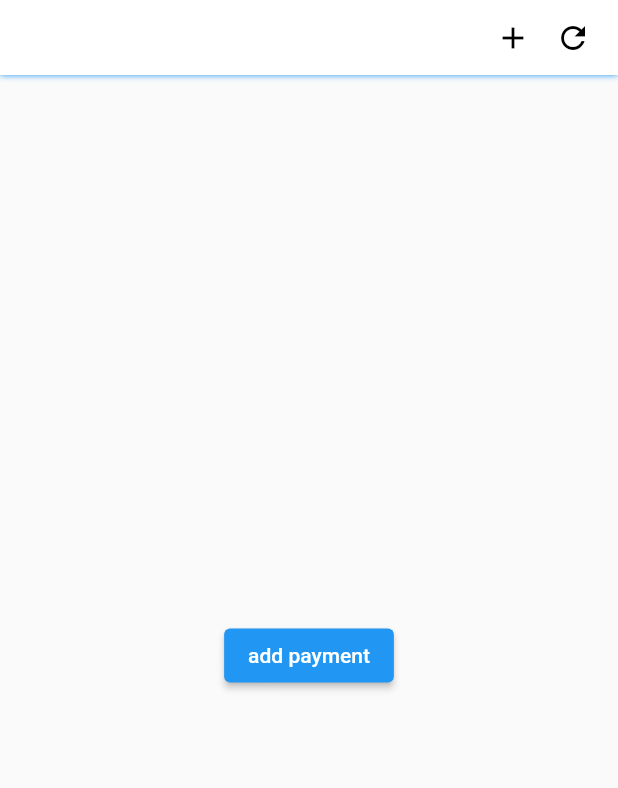
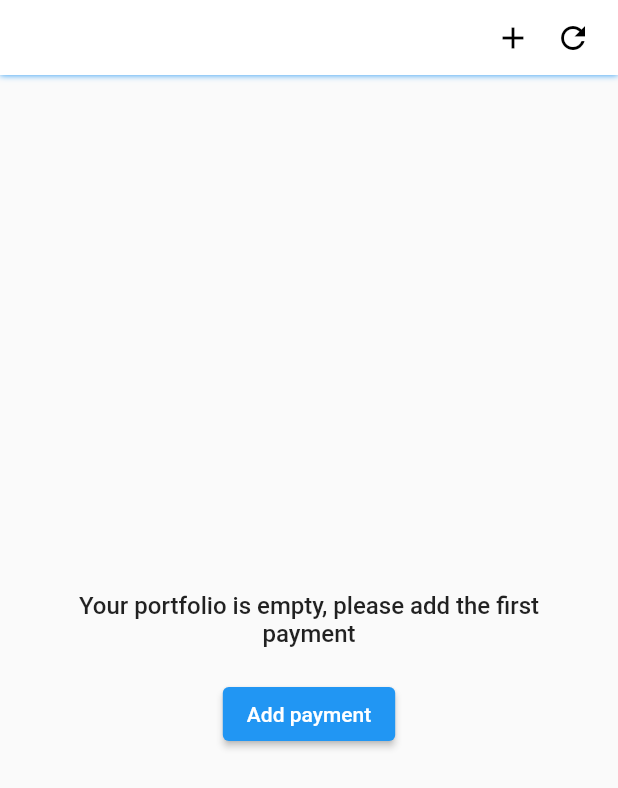
Before and after one commit to PepelyaevDev/crypto_portfolio, a Flutter app: the PortfolioPage screen opened directly, on a phone screen of 412 x 824 dp. Shown: the top 788 px of the screen. Run offline on Flutter 3.47's test engine with Material 2 defaults, Android fonts, the phone set to English and light mode, and no system bars; our stand-ins replace bloc_concurrency, dartz, dio, flutter_bloc, freezed_annotation, hive and 4 more; accounts and stored records are empty; generated files the repository leaves out were written again; network calls fail.

Commit message:
ref empty portfolio widget

```diff
--- a/lib/application/app/ui/core/text_styles.dart
+++ b/lib/application/app/ui/core/text_styles.dart
@@ -2,8 +2,9 @@ import 'package:flutter/material.dart';
 
 abstract class AppStyles {
   static const bold12 = TextStyle(fontWeight: FontWeight.w500, fontSize: 12);
+  static const bold16 = TextStyle(fontWeight: FontWeight.w500, fontSize: 16);
 
+  static const normal10 = TextStyle(fontSize: 10);
+  static const normal12 = TextStyle(fontSize: 12);
   static const normal14 = TextStyle(fontSize: 14);
-  static const normal12 = TextStyle(fontSize: 12);
-  static const normal10 = TextStyle(fontSize: 10);
 }
--- a/lib/application/features/market/page/market_coins_page.dart
+++ b/lib/application/features/market/page/market_coins_page.dart
@@ -18,15 +18,19 @@ class MarketCoinsPage extends StatelessWidget {
           return BlocConsumer<MarketBloc, MarketState>(
             listener: (context, state) {
               String? snackBarContent;
+              Color? color;
               if (state.error != null) {
                 snackBarContent = state.error!;
+                color = Colors.red;
               }
               if (state.error == null && !state.loading) {
                 snackBarContent = context.localization.updated;
+                color = Colors.green;
               }
               if (snackBarContent != null) {
                 ScaffoldMessenger.of(context).showSnackBar(
                   SnackBar(
+                    backgroundColor: color,
                     content: Text(snackBarContent),
                     duration: Duration(milliseconds: 800),
                   ),
--- a/lib/application/features/market/widgets/market_coins_widget.dart
+++ b/lib/application/features/market/widgets/market_coins_widget.dart
@@ -1,4 +1,3 @@
-import 'package:crypto_portfolio/application/app/extension/context_extension.dart';
 import 'package:crypto_portfolio/application/app/extension/double_extension.dart';
 import 'package:crypto_portfolio/application/app/ui/core/text_styles.dart';
 import 'package:crypto_portfolio/application/app/ui/widgets/coingecko_widget.dart';
--- a/lib/application/features/portfolio/bloc/portfolio_bloc/portfolio_event.dart
+++ b/lib/application/features/portfolio/bloc/portfolio_bloc/portfolio_event.dart
@@ -4,5 +4,4 @@ part of 'portfolio_bloc.dart';
 class PortfolioEvent with _$PortfolioEvent {
   const factory PortfolioEvent.init() = _Init;
   const factory PortfolioEvent.refreshData() = _RefreshData;
-  const factory PortfolioEvent.updateHistory(PaymentEntity paymentEntity) = _UpdateHistory;
 }
--- a/lib/application/features/portfolio/pages/portfolio_page.dart
+++ b/lib/application/features/portfolio/pages/portfolio_page.dart
@@ -27,15 +27,19 @@ class PortfolioPage extends StatelessWidget {
         return BlocConsumer<PortfolioBloc, PortfolioState>(
           listener: (context, state) {
             String? snackBarContent;
+            Color? color;
             if (state.error != null) {
               snackBarContent = state.error!;
+              color = Colors.red;
             }
             if (state.error == null && !state.loading) {
               snackBarContent = context.localization.updated;
+              color = Colors.green;
             }
             if (snackBarContent != null) {
               ScaffoldMessenger.of(context).showSnackBar(
                 SnackBar(
+                  backgroundColor: color,
                   content: Text(snackBarContent),
                   duration: Duration(milliseconds: 800),
                 ),
--- a/lib/application/features/portfolio/widgets/empty_portfolio_widget.dart
+++ b/lib/application/features/portfolio/widgets/empty_portfolio_widget.dart
@@ -1,12 +1,26 @@
+import 'package:crypto_portfolio/application/app/extension/context_extension.dart';
+import 'package:crypto_portfolio/application/app/ui/core/text_styles.dart';
 import 'package:crypto_portfolio/application/features/portfolio/pages/add_payment_page.dart';
 import 'package:flutter/material.dart';
 
 class EmptyPortfolioWidget extends StatelessWidget {
-  ///TODO: create correct widget
   @override
   Widget build(BuildContext context) {
     return Center(
-      child: ElevatedButton(
+      child: Column(
+        mainAxisSize: MainAxisSize.min,
+        children: [
+          Padding(
+            padding: const EdgeInsets.all(20.0),
+            child: SizedBox(
+              child: Text(
+                context.localization.portfolioIsEmpty,
+                style: AppStyles.bold16,
+                textAlign: TextAlign.center,
+              ),
+            ),
+          ),
+          ElevatedButton(
             onPressed: () {
               Navigator.of(context).push(
                 MaterialPageRoute(
@@ -14,7 +28,9 @@ class EmptyPortfolioWidget extends StatelessWidget {
                 ),
               );
             },
-        child: Text('add payment'),
+            child: Text(context.localization.addPayment),
+          ),
+        ],
       ),
     );
   }
--- a/lib/application/features/portfolio/widgets/payment_widget.dart
+++ b/lib/application/features/portfolio/widgets/payment_widget.dart
@@ -1,8 +1,6 @@
-import 'package:crypto_portfolio/application/features/portfolio/bloc/portfolio_bloc/portfolio_bloc.dart';
 import 'package:crypto_portfolio/application/features/portfolio/widgets/delete_payment_widget.dart';
 import 'package:crypto_portfolio/domain/entity/coins/coins_entity.dart';
 import 'package:flutter/material.dart';
-import 'package:flutter_bloc/flutter_bloc.dart';
 
 class PaymentWidget extends StatelessWidget {
   const PaymentWidget({required this.payment});
@@ -22,7 +20,7 @@ class PaymentWidget extends StatelessWidget {
                   return DeletePaymentWidget(
                     payment: payment,
                     onTapSuccess: () {
-                      context.read<PortfolioBloc>().add(PortfolioEvent.updateHistory(payment));
+                      //context.read<PortfolioBloc>().add(PortfolioEvent.updateHistory(payment));
                     },
                   );
                 });
--- a/lib/application/l10n/app_en.arb
+++ b/lib/application/l10n/app_en.arb
@@ -10,6 +10,7 @@
     "averageNetCost": "Average net cost",
     "totalCost": "Total cost",
 
+    "portfolioIsEmpty": "Your portfolio is empty, please add the first payment",
     "addPayment" : "Add payment",
     "coinSearch": "Coin search",
     "deposit" : "Deposit",
--- a/lib/application/l10n/app_ru.arb
+++ b/lib/application/l10n/app_ru.arb
@@ -10,6 +10,7 @@
     "averageNetCost": "Средняя цена",
     "totalCost": "Вложено",
 
+    "portfolioIsEmpty": "Ваш портфель пуст, пожалуйста добавьте первый платеж",
     "addPayment" : "Добавить платёж",
     "coinSearch": "Поиск монеты",
     "deposit" : "Покупка",
```
Also changed, not shown: lib/application/features/portfolio/bloc/portfolio_bloc/portfolio_bloc.dart (+1 -6 lines), lib/application/features/portfolio/bloc/portfolio_bloc/portfolio_bloc.freezed.dart. Lines whose indentation alone changed are shown as unchanged.
